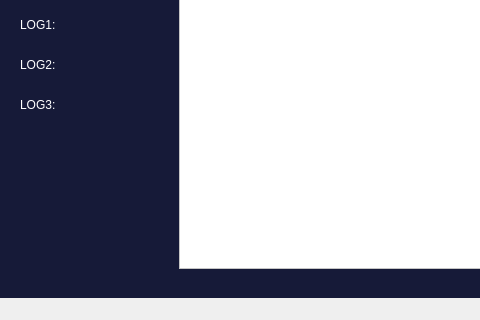
First picture: the form in mainwindow.ui, repository NightmareZIP/ETU-PF, before the edit; both pictures show x 0 to 480 and y 241 to 561 of the 692 by 561 pixel window.
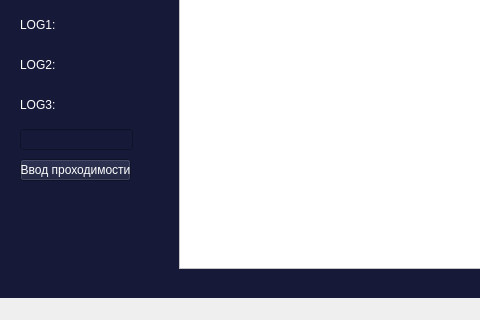
Second picture: the form after the edit. Custom widgets are drawn as their Qt base class.

Patch:
```diff
--- a/mainwindow.ui
+++ b/mainwindow.ui
@@ -138,6 +138,35 @@
      <string>New Polygon</string>
     </property>
    </widget>
+   <widget class="QPushButton" name="SetTraceButton">
+    <property name="geometry">
+     <rect>
+      <x>20</x>
+      <y>400</y>
+      <width>111</width>
+      <height>22</height>
+     </rect>
+    </property>
+    <property name="styleSheet">
+     <string notr="true">color: rgb(255, 255, 255);</string>
+    </property>
+    <property name="text">
+     <string>Ввод проходимости</string>
+    </property>
+   </widget>
+   <widget class="QLineEdit" name="LineEdit">
+    <property name="geometry">
+     <rect>
+      <x>20</x>
+      <y>370</y>
+      <width>113</width>
+      <height>21</height>
+     </rect>
+    </property>
+    <property name="styleSheet">
+     <string notr="true">color: rgb(255, 255, 255);</string>
+    </property>
+   </widget>
   </widget>
   <widget class="QMenuBar" name="menubar">
    <property name="geometry">
```
Left out of the diff: 2 changed lines with no effect on the pictures.
